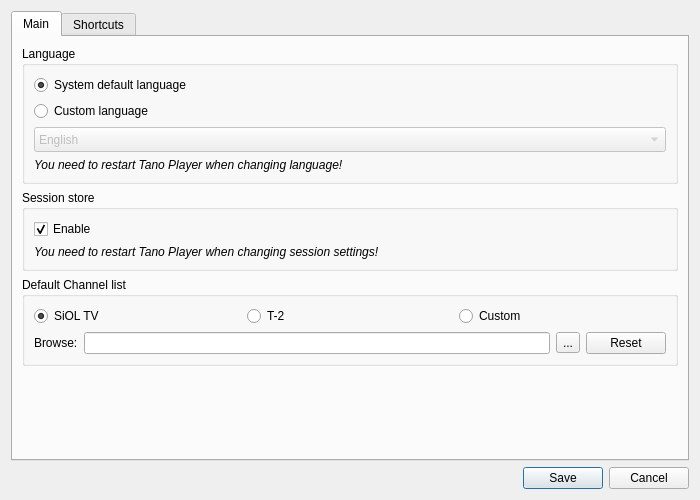
Above: ui/EditSettings.ui from ntadej/tano before the change. Below: the same form after it.
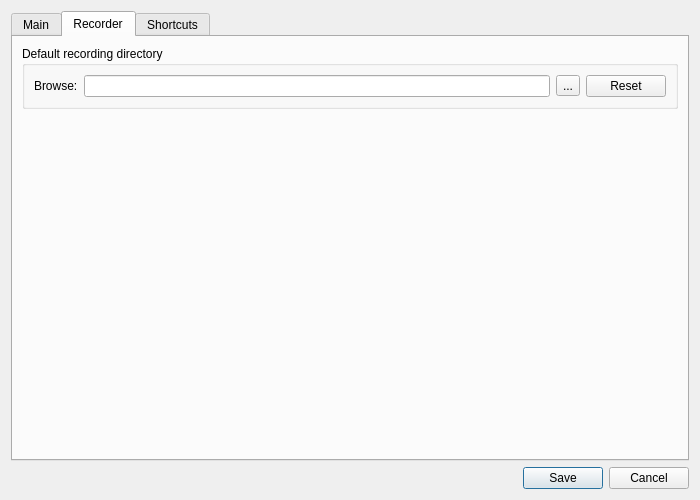
That is the form after the change. The open tabs and pages were chosen to show the change. Icons and pictures are not drawn. Custom widgets are drawn as their Qt base class.

Commit message: Recorder updates (using friptv)

What changed in the file:
```diff
--- a/ui/EditSettings.ui
+++ b/ui/EditSettings.ui
@@ -205,6 +205,70 @@
        </item>
       </layout>
      </widget>
+     <widget class="QWidget" name="tabRecorder" >
+      <attribute name="title" >
+       <string>Recorder</string>
+      </attribute>
+      <layout class="QVBoxLayout" name="verticalLayout_7" >
+       <item>
+        <widget class="QGroupBox" name="defaultDirBox" >
+         <property name="title" >
+          <string>Default recording directory</string>
+         </property>
+         <layout class="QVBoxLayout" name="verticalLayout_6" >
+          <item>
+           <layout class="QHBoxLayout" name="browseLayoutDir" >
+            <item>
+             <widget class="QLabel" name="pLabelDir" >
+              <property name="text" >
+               <string>Browse:</string>
+              </property>
+             </widget>
+            </item>
+            <item>
+             <widget class="QLineEdit" name="pEditDir" >
+              <property name="text" >
+               <string/>
+              </property>
+              <property name="readOnly" >
+               <bool>true</bool>
+              </property>
+             </widget>
+            </item>
+            <item>
+             <widget class="QToolButton" name="buttonBrowseDir" >
+              <property name="text" >
+               <string>...</string>
+              </property>
+             </widget>
+            </item>
+            <item>
+             <widget class="QPushButton" name="buttonResetDir" >
+              <property name="text" >
+               <string>Reset</string>
+              </property>
+             </widget>
+            </item>
+           </layout>
+          </item>
+         </layout>
+        </widget>
+       </item>
+       <item>
+        <spacer name="verticalSpacer_2" >
+         <property name="orientation" >
+          <enum>Qt::Vertical</enum>
+         </property>
+         <property name="sizeHint" stdset="0" >
+          <size>
+           <width>20</width>
+           <height>40</height>
+          </size>
+         </property>
+        </spacer>
+       </item>
+      </layout>
+     </widget>
      <widget class="QWidget" name="tabShortcuts" >
       <attribute name="title" >
        <string>Shortcuts</string>
```
Left out of the diff: 38 changed lines with no effect on the pictures. The commit also changes 13 other files.
